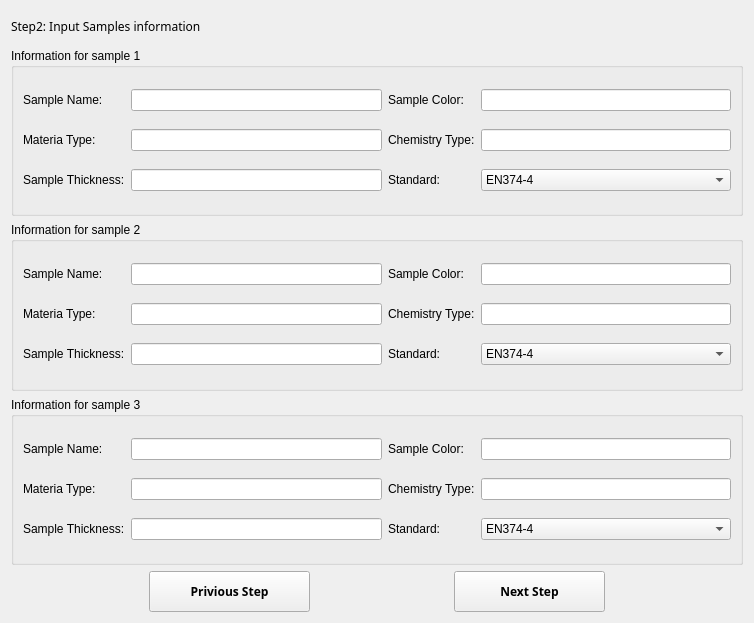
tahyuu/glove_test, file Ui/sample_information_input.ui: the form before one commit.
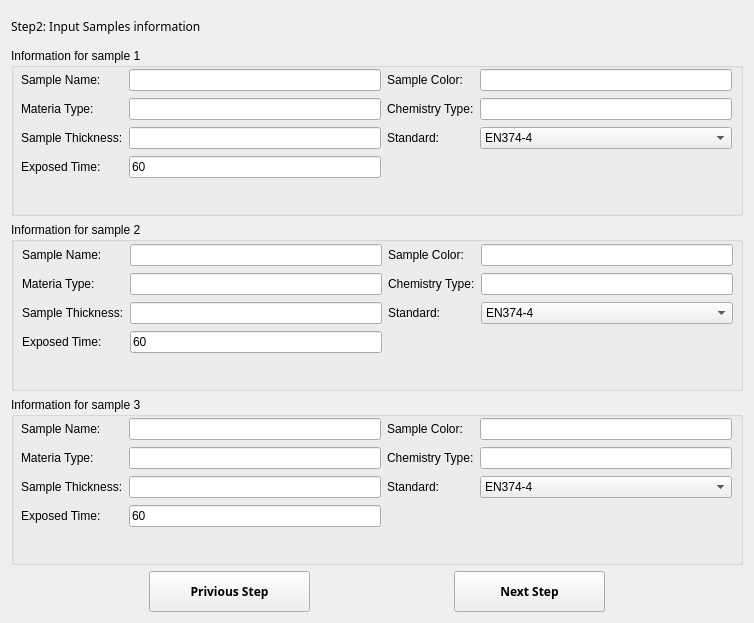
The form after the commit. Icons and pictures are not drawn.

Commit message: update sample_information_input ui

```diff
--- a/Ui/sample_information_input.ui
+++ b/Ui/sample_information_input.ui
@@ -43,8 +43,15 @@
      <property name="title">
       <string>Information for sample 1</string>
      </property>
-     <layout class="QHBoxLayout" name="horizontalLayout">
-      <item>
+     <widget class="QWidget" name="">
+      <property name="geometry">
+       <rect>
+        <x>10</x>
+        <y>20</y>
+        <width>711</width>
+        <height>111</height>
+       </rect>
+      </property>
        <layout class="QGridLayout" name="gridLayout">
         <item row="0" column="0">
          <widget class="QLabel" name="label">
@@ -129,9 +136,22 @@
           </item>
          </widget>
         </item>
-       </layout>
-      </item>
-     </layout>
+       <item row="3" column="0">
+        <widget class="QLabel" name="label_14">
+         <property name="text">
+          <string>Exposed Time:</string>
+         </property>
+        </widget>
+       </item>
+       <item row="3" column="1">
+        <widget class="QLineEdit" name="le_1_exp_time">
+         <property name="text">
+          <string>60</string>
+         </property>
+        </widget>
+       </item>
+      </layout>
+     </widget>
     </widget>
    </item>
    <item>
@@ -139,8 +159,15 @@
      <property name="title">
       <string>Information for sample 2</string>
      </property>
-     <layout class="QHBoxLayout" name="horizontalLayout_2">
-      <item>
+     <widget class="QWidget" name="">
+      <property name="geometry">
+       <rect>
+        <x>11</x>
+        <y>21</y>
+        <width>711</width>
+        <height>111</height>
+       </rect>
+      </property>
        <layout class="QGridLayout" name="gridLayout_2">
         <item row="0" column="0">
          <widget class="QLabel" name="label_7">
@@ -225,9 +252,22 @@
           </item>
          </widget>
         </item>
-       </layout>
-      </item>
-     </layout>
+       <item row="3" column="0">
+        <widget class="QLabel" name="label_15">
+         <property name="text">
+          <string>Exposed Time:</string>
+         </property>
+        </widget>
+       </item>
+       <item row="3" column="1">
+        <widget class="QLineEdit" name="le_2_exp_time">
+         <property name="text">
+          <string>60</string>
+         </property>
+        </widget>
+       </item>
+      </layout>
+     </widget>
     </widget>
    </item>
    <item>
@@ -235,9 +275,16 @@
      <property name="title">
       <string>Information for sample 3</string>
      </property>
-     <layout class="QHBoxLayout" name="horizontalLayout_3">
-      <item>
-       <layout class="QGridLayout" name="gridLayout_4">
+     <widget class="QWidget" name="">
+      <property name="geometry">
+       <rect>
+        <x>10</x>
+        <y>20</y>
+        <width>711</width>
+        <height>111</height>
+       </rect>
+      </property>
+      <layout class="QGridLayout" name="gridLayout_3">
         <item row="0" column="0">
          <widget class="QLabel" name="label_19">
           <property name="text">
@@ -321,9 +368,25 @@
           </item>
          </widget>
         </item>
-       </layout>
-      </item>
-     </layout>
+       <item row="3" column="0">
+        <widget class="QLabel" name="label_16">
+         <property name="text">
+          <string>Exposed Time:</string>
+         </property>
+        </widget>
+       </item>
+       <item row="3" column="1">
+        <widget class="QLineEdit" name="le_3_exp_time">
+         <property name="text">
+          <string>60</string>
+         </property>
+         <property name="cursorPosition">
+          <number>2</number>
+         </property>
+        </widget>
+       </item>
+      </layout>
+     </widget>
     </widget>
    </item>
    <item>
```
Left out of the diff: 3 changed lines with no effect on the pictures. Lines whose indentation alone changed are shown as unchanged.
